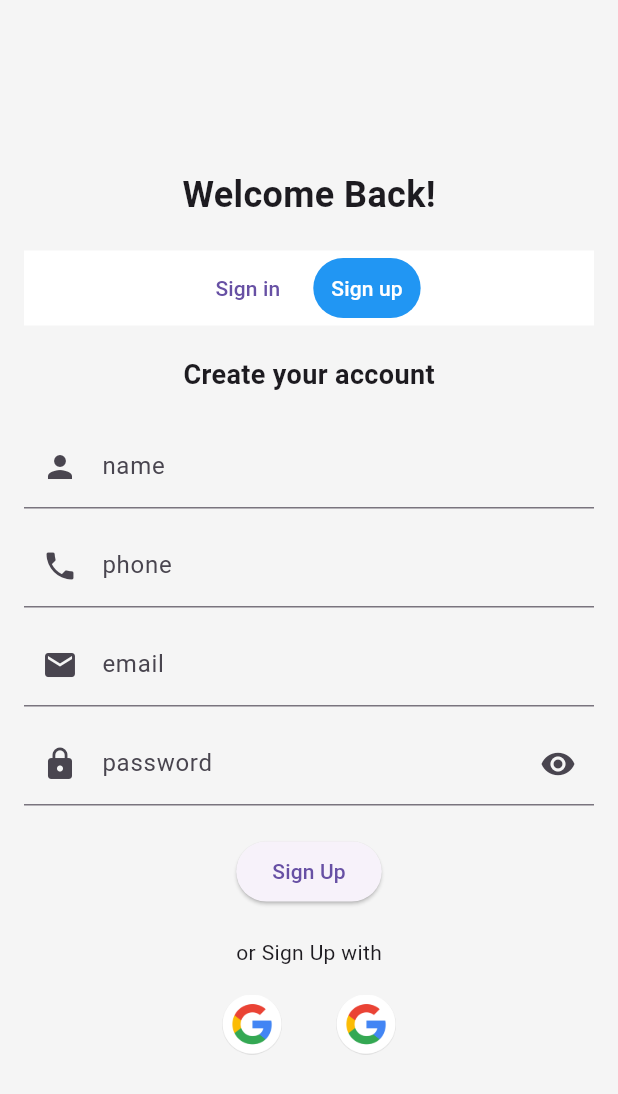
After one commit to AdelAdnan0/widgets_example, a Flutter app: the SignUpScreen screen opened directly, on a phone screen of 412 x 824 dp. The commit adds this screen. Shown: the top 1094 px of the screen. Run offline on Flutter 3.47's test engine with Material 3 defaults, Android fonts, the light colour scheme and no system bars.

Commit message:
add a new sign up screen with changes to drawer and assets

```diff
--- /dev/null
+++ b/lib/custom_textfields.dart
@@ -0,0 +1,31 @@
+import 'package:flutter/material.dart';
+
+class CustomTextField extends StatelessWidget {
+  final TextEditingController controller;
+  final String label;
+  final String hint;
+  final IconData icon;
+  final bool isObscure;
+
+  const CustomTextField({super.key,
+    required this.controller,
+    required this.label,
+    required this.hint,
+    required this.icon,
+    this.isObscure = false,
+  });
+
+  @override
+  Widget build(BuildContext context) {
+    return TextField(
+      controller: controller,
+      obscureText: isObscure,
+      decoration: InputDecoration(
+        labelText: label,
+        hintText: hint,
+        prefixIcon: Icon(icon),
+        suffixIcon: isObscure ? const Icon(Icons.visibility) : null,
+      ),
+    );
+  }
+}
--- a/lib/drawer_screen.dart
+++ b/lib/drawer_screen.dart
@@ -1,5 +1,6 @@
 import 'package:flutter/material.dart';
 import 'package:widgets_example/home_screen.dart';
+import 'package:widgets_example/sign_up_screen.dart';
 import 'package:widgets_example/user_screen.dart';
 import 'package:widgets_example/widgets/rounded_picture.dart';
 
@@ -39,9 +40,12 @@ class DrawerExample extends StatelessWidget {
               leading: const Icon(Icons.home),
               title: const Text('Home'),
             ),
-            const ListTile(
-              leading: Icon(Icons.login),
-              title: Text('Login'),
+            ListTile(
+              onTap: () {
+                Navigator.push(context, MaterialPageRoute(builder: (context) => SignUpScreen()));
+              },
+              leading: const Icon(Icons.login),
+              title: const Text('Login'),
             ),
             const ListTile(
               leading: Icon(Icons.add),
--- /dev/null
+++ b/lib/sign_up_screen.dart
@@ -0,0 +1,124 @@
+import 'package:flutter/material.dart';
+import 'package:widgets_example/custom_textfields.dart';
+
+class SignUpScreen extends StatelessWidget {
+  final TextEditingController nameController = TextEditingController();
+  final TextEditingController phoneController = TextEditingController();
+  final TextEditingController emailController = TextEditingController();
+  final TextEditingController passwordController = TextEditingController();
+
+  SignUpScreen({super.key});
+
+  @override
+  Widget build(BuildContext context) {
+    return Scaffold(
+      backgroundColor: Colors.grey[100],
+      body: Center(
+        child: SingleChildScrollView(
+          child: Padding(
+            padding: const EdgeInsets.all(16.0),
+            child: Column(
+              mainAxisAlignment: MainAxisAlignment.center,
+              children: [
+                const Text(
+                  "Welcome Back!",
+                  style: TextStyle(fontSize: 24, fontWeight: FontWeight.bold),
+                ),
+                const SizedBox(height: 20),
+                Container(
+                  height: 50,
+                  color: Colors.white, // Set the background color to white
+                  child: Row(
+                    mainAxisAlignment: MainAxisAlignment.center,
+                    children: [
+                      TextButton(
+                        onPressed: () {},
+                        child: const Text("Sign in"),
+                      ),
+                      const SizedBox(width: 10),
+                      TextButton(
+                        style: TextButton.styleFrom(
+                          backgroundColor: Colors.blue,
+                          foregroundColor: Colors.white,
+                        ),
+                        onPressed: () {},
+                        child: const Text("Sign up"),
+                      ),
+                    ],
+                  ),
+                ),
+                const SizedBox(height: 20),
+                const Text(
+                  "Create your account",
+                  style: TextStyle(fontSize: 18, fontWeight: FontWeight.bold),
+                ),
+                const SizedBox(height: 20),
+
+                // Using the custom TextFields
+                CustomTextField(
+                  controller: nameController,
+                  label: "name",
+                  hint: "input your name",
+                  icon: Icons.person,
+                ),
+                const SizedBox(height: 10),
+                CustomTextField(
+                  controller: phoneController,
+                  label: "phone",
+                  hint: "input your phone",
+                  icon: Icons.phone,
+                ),
+                const SizedBox(height: 10),
+                CustomTextField(
+                  controller: emailController,
+                  label: "email",
+                  hint: "email@example.com",
+                  icon: Icons.email,
+                ),
+                const SizedBox(height: 10),
+                CustomTextField(
+                  controller: passwordController,
+                  label: "password",
+                  hint: "input your password",
+                  icon: Icons.lock,
+                  isObscure: true,
+                ),
+
+                const SizedBox(height: 20),
+                ElevatedButton(
+                  onPressed: () {},
+                  child: const Text("Sign Up"),
+                ),
+                const SizedBox(height: 20),
+                const Text("or Sign Up with"),
+                const SizedBox(height: 10),
+                Row(
+                  mainAxisAlignment: MainAxisAlignment.center,
+                  children: [
+                    IconButton(
+                      icon: Image.asset(
+                        'assets/images/google_account_logo.png',
+                        width: 40,
+                        height: 40,
+                      ),
+                      onPressed: () {},
+                    ),
+                    const SizedBox(width: 20),
+                    IconButton(
+                      icon: Image.asset(
+                        'assets/images/google_account_logo.png',
+                        width: 40,
+                        height: 40,
+                      ),
+                      onPressed: () {},
+                    ),
+                  ],
+                ),
+              ],
+            ),
+          ),
+        ),
+      ),
+    );
+  }
+}
--- a/pubspec.yaml
+++ b/pubspec.yaml
@@ -59,9 +59,8 @@ flutter:
   uses-material-design: true
 
   # To add assets to your application, add an assets section, like this:
-  # assets:
-  #   - images/a_dot_burr.jpeg
-  #   - images/a_dot_ham.jpeg
+  assets:
+    - assets/images/google_account_logo.png
 
   # An image asset can refer to one or more resolution-specific "variants", see
   # https://flutter.dev/to/resolution-aware-images
```
Also changed, not shown: assets/images/google_account_logo.png (added).
